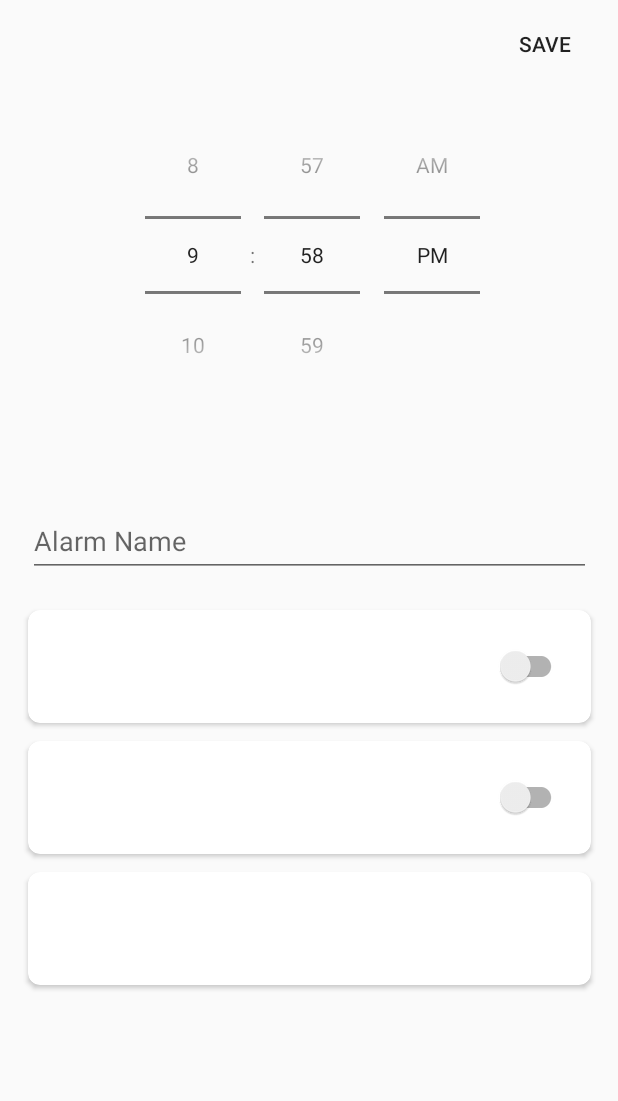
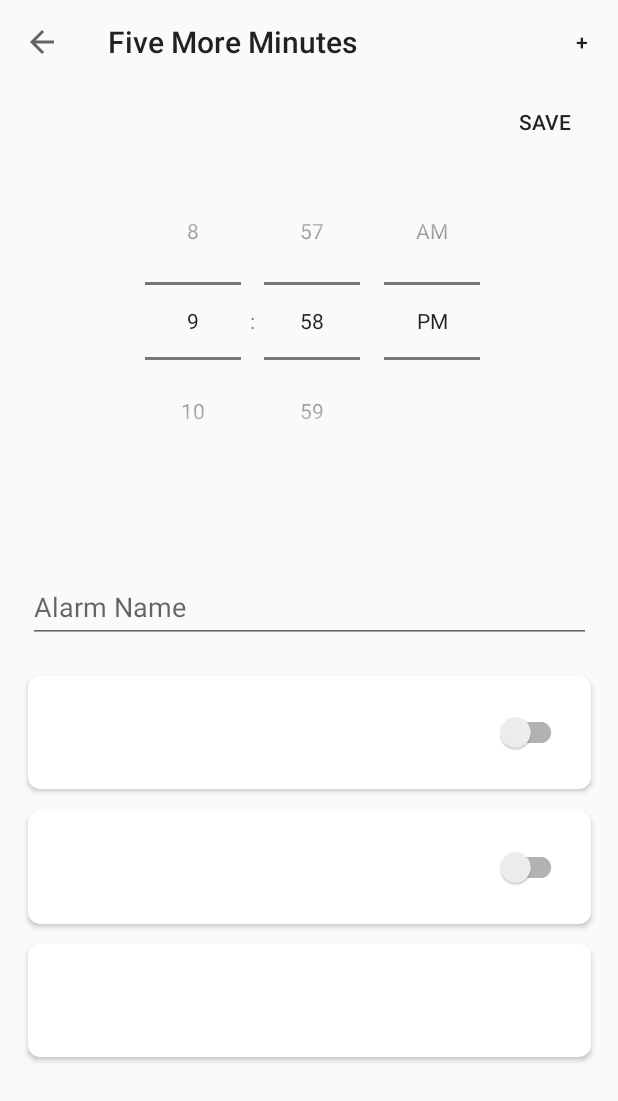
Before and after one commit to maxorozco213/FiveMoreMinutes, an Android app: the CreateAlarmFragment screen opened through its navigation route, on a phone screen of 412 x 824 dp. Shown: the top 1101 px of the screen. Run offline under Robolectric (Android 15) with nearby library versions, the light colour scheme and no system bars; our stand-ins replace Room's generated code, data binding.

Commit message:
Added up button and create alarm button - Incomplete implementation

```diff
--- a/android-fmm/app/build.gradle
+++ b/android-fmm/app/build.gradle
@@ -62,4 +62,5 @@ dependencies {
     // Navigation
     implementation 'androidx.navigation:navigation-fragment-ktx:2.3.0'
     implementation 'androidx.navigation:navigation-ui-ktx:2.3.0'
+    implementation 'com.google.android.material:material:1.2.0'
 }
--- a/android-fmm/app/src/main/java/com/example/androidfmm/MainActivity.kt
+++ b/android-fmm/app/src/main/java/com/example/androidfmm/MainActivity.kt
@@ -2,16 +2,37 @@ package com.example.androidfmm
 
 import androidx.appcompat.app.AppCompatActivity
 import android.os.Bundle
-
+import android.util.Log
+import android.view.Menu
+import android.view.MenuItem
+import androidx.appcompat.widget.Toolbar
+import com.google.android.material.navigation.NavigationView
 
 class MainActivity : AppCompatActivity() {
+    private lateinit var navView: NavigationView
+    private lateinit var toolbar: Toolbar
+
     override fun onCreate(savedInstanceState: Bundle?) {
         super.onCreate(savedInstanceState)
         setContentView(R.layout.activity_main)
-//        val binding = DataBindingUtil.setContentView<ActivityMainBinding>(this, R.layout.activity_main)
+        val toolbarView: Toolbar = findViewById(R.id.toolbar)
+        setSupportActionBar(toolbarView)
+        supportActionBar?.setDisplayHomeAsUpEnabled(true)
     }
 
-    fun onCardClick() {
+    override fun onCreateOptionsMenu(menu: Menu?): Boolean {
+        menuInflater.inflate(R.menu.actionbar_menu, menu)
+        return true
+    }
 
+    override fun onOptionsItemSelected(item: MenuItem): Boolean = when (item.itemId) {
+        R.id.nav_create_new_alarm -> {
+            Log.i("MENU", "MENU NAV CLICKED")
+            true
+        }
+        else -> {
+            Log.i("MENU", "WAT")
+            super.onOptionsItemSelected(item)
+        }
     }
 }
--- a/android-fmm/app/src/main/res/layout/activity_main.xml
+++ b/android-fmm/app/src/main/res/layout/activity_main.xml
@@ -4,11 +4,17 @@
     xmlns:app="http://schemas.android.com/apk/res-auto"
     xmlns:tools="http://schemas.android.com/tools">
 
+
     <LinearLayout
         android:layout_width="match_parent"
         android:layout_height="match_parent"
         android:orientation="vertical"
         tools:context=".MainActivity">
+
+        <androidx.appcompat.widget.Toolbar
+            android:id="@+id/toolbar"
+            android:layout_width="match_parent"
+            android:layout_height="wrap_content" />
 
         <androidx.fragment.app.FragmentContainerView
             android:layout_width="match_parent"
@@ -17,6 +23,11 @@
             android:name="androidx.navigation.fragment.NavHostFragment"
             app:navGraph="@navigation/mobile_navigation"
             app:defaultNavHost="true" />
+
+        <com.google.android.material.navigation.NavigationView
+            android:layout_width="match_parent"
+            android:layout_height="match_parent"
+            android:id="@+id/nav_view"/>
+
     </LinearLayout>
-
 </layout>
--- a/android-fmm/app/src/main/res/layout/fragment_create_alarm.xml
+++ b/android-fmm/app/src/main/res/layout/fragment_create_alarm.xml
@@ -26,7 +26,7 @@
                 app:layout_constraintHorizontal_bias="0.555"
                 app:layout_constraintStart_toStartOf="parent"
                 app:layout_constraintTop_toTopOf="parent"
-                app:layout_constraintVertical_bias="0.123" />
+                app:layout_constraintVertical_bias="0.102" />
 
             <com.google.android.material.textfield.TextInputLayout
                 android:id="@+id/textInputLayout"
@@ -67,12 +67,12 @@
                 android:layout_width="@dimen/default_elem_width"
                 android:layout_height="75dp"
                 android:layout_marginTop="20dp"
-                android:layout_marginBottom="6dp"
+                android:layout_marginBottom="7dp"
+                app:cardCornerRadius="@dimen/rounded_corners"
                 app:layout_constraintBottom_toTopOf="@+id/vibrationOptionsCard"
                 app:layout_constraintEnd_toEndOf="parent"
                 app:layout_constraintStart_toStartOf="parent"
-                app:layout_constraintTop_toBottomOf="@+id/textInputLayout"
-                app:cardCornerRadius="@dimen/rounded_corners">
+                app:layout_constraintTop_toBottomOf="@+id/textInputLayout">
 
                 <androidx.constraintlayout.widget.ConstraintLayout
                     android:layout_width="match_parent"
@@ -96,29 +96,30 @@
                 android:id="@+id/intervalOptionsCard"
                 android:layout_width="@dimen/default_elem_width"
                 android:layout_height="75dp"
-                android:layout_marginTop="6dp"
+                android:layout_marginTop="7dp"
                 android:layout_marginBottom="76dp"
+                app:cardCornerRadius="@dimen/rounded_corners"
                 app:layout_constraintBottom_toBottomOf="parent"
                 app:layout_constraintEnd_toEndOf="parent"
                 app:layout_constraintStart_toStartOf="parent"
-                app:layout_constraintTop_toBottomOf="@+id/vibrationOptionsCard"
-                app:cardCornerRadius="@dimen/rounded_corners"/>
+                app:layout_constraintTop_toBottomOf="@+id/vibrationOptionsCard" />
 
             <androidx.cardview.widget.CardView
                 android:id="@+id/vibrationOptionsCard"
                 android:layout_width="@dimen/default_elem_width"
                 android:layout_height="75dp"
-                android:layout_marginTop="6dp"
+                android:layout_marginTop="7dp"
                 android:layout_marginBottom="6dp"
+                app:cardCornerRadius="@dimen/rounded_corners"
                 app:layout_constraintBottom_toTopOf="@+id/intervalOptionsCard"
                 app:layout_constraintEnd_toEndOf="parent"
                 app:layout_constraintStart_toStartOf="parent"
                 app:layout_constraintTop_toBottomOf="@+id/soundOptionsCard"
-                app:layout_constraintVertical_bias="0.133"
-                app:cardCornerRadius="@dimen/rounded_corners">
+                app:layout_constraintVertical_bias="0.133">
+
                 <androidx.constraintlayout.widget.ConstraintLayout
-                    android:layout_height="match_parent"
-                    android:layout_width="match_parent">
+                    android:layout_width="match_parent"
+                    android:layout_height="match_parent">
 
                     <androidx.appcompat.widget.SwitchCompat
                         android:id="@+id/vibrationSwitch"
--- /dev/null
+++ b/android-fmm/app/src/main/res/menu/actionbar_menu.xml
@@ -0,0 +1,10 @@
+<?xml version="1.0" encoding="utf-8"?>
+<menu xmlns:android="http://schemas.android.com/apk/res/android"
+    xmlns:app="http://schemas.android.com/apk/res-auto"
+    xmlns:tools="http://schemas.android.com/tools"
+    >
+    <item
+        android:id="@+id/nav_create_new_alarm"
+        android:title="@string/new_alarm"
+        app:showAsAction="always" />
+</menu>
--- a/android-fmm/app/src/main/res/navigation/mobile_navigation.xml
+++ b/android-fmm/app/src/main/res/navigation/mobile_navigation.xml
@@ -12,7 +12,9 @@
         tools:layout="@layout/fragment_alarm_list" >
         <action
             android:id="@+id/action_alarmListFragment_to_createAlarmFragment"
-            app:destination="@id/createAlarmFragment" />
+            app:destination="@id/createAlarmFragment"
+            app:enterAnim="@anim/fragment_fade_enter"
+            app:exitAnim="@anim/fragment_fade_exit" />
     </fragment>
     <fragment
         android:id="@+id/createAlarmFragment"
@@ -20,6 +22,8 @@
         android:label="CreateAlarmFragment" >
         <action
             android:id="@+id/action_createAlarmFragment_to_alarmListFragment"
-            app:destination="@id/alarmListFragment" />
+            app:destination="@id/alarmListFragment"
+            app:popUpTo="@id/alarmListFragment"
+            app:popUpToInclusive="?android:attr/windowSwipeToDismiss" />
     </fragment>
 </navigation>
--- a/android-fmm/app/src/main/res/values/strings.xml
+++ b/android-fmm/app/src/main/res/values/strings.xml
@@ -1,6 +1,7 @@
 <resources>
-    <string name="app_name">Five More Minutes!</string>
+    <string name="app_name">Five More Minutes</string>
     <string name="next_alarm_text">Next alarm</string>
     <string name="alarm_name_placeholder">Alarm Name</string>
     <string name="save_button">Save</string>
+    <string name="new_alarm">+</string>
 </resources>
--- a/android-fmm/app/src/main/res/values/styles.xml
+++ b/android-fmm/app/src/main/res/values/styles.xml
@@ -3,7 +3,8 @@
     <style name="AppTheme" parent="Theme.AppCompat.Light.NoActionBar">
         <!-- Customize your theme here. -->
 <!--        <item name="colorPrimaryDark">@color/colorPrimaryDark</item>-->
-        <item name="colorPrimary">@color/colorPrimary</item>
+        <item name="colorPrimary">#00FFFFFF</item>
         <item name="colorAccent">@color/colorAccent</item>
+<!--        <item></item>-->
     </style>
 </resources>
```
